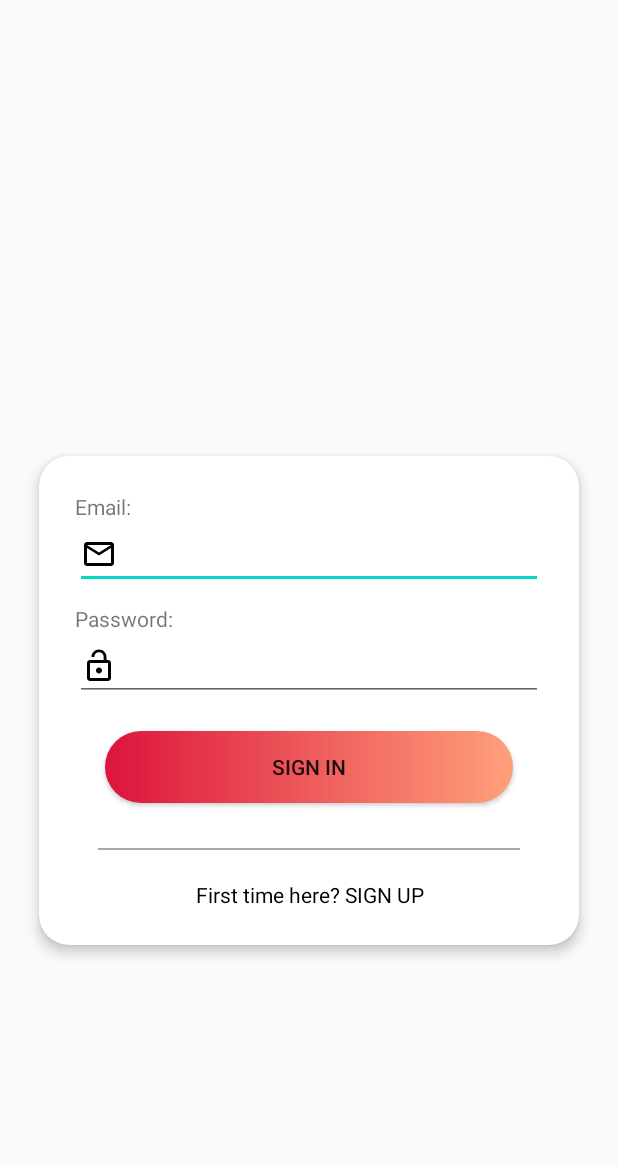
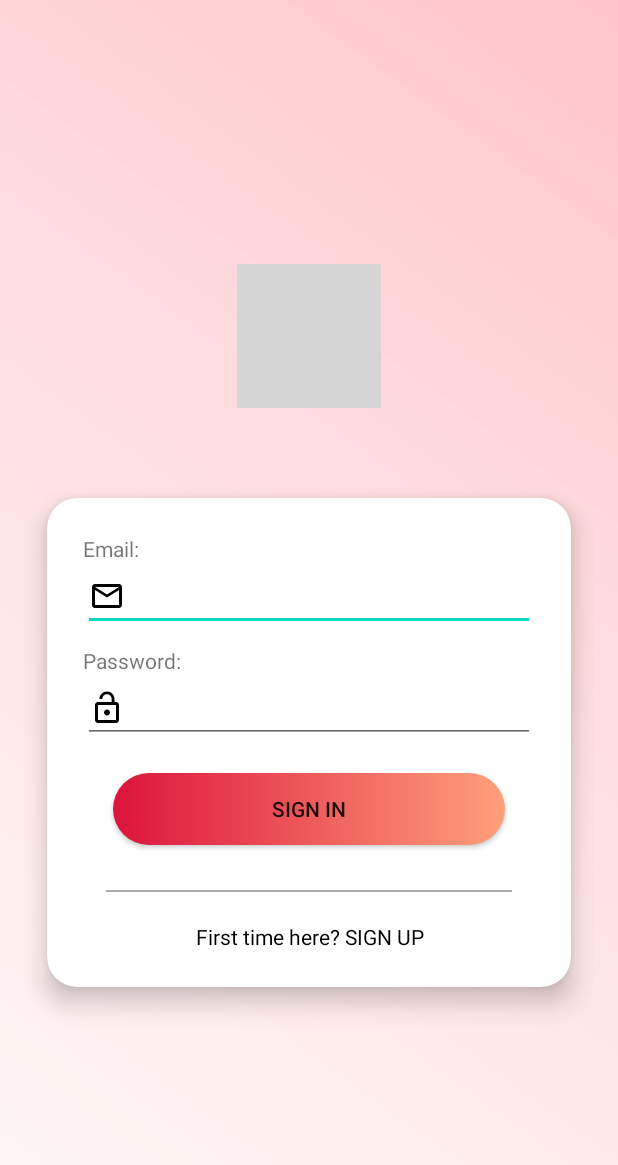
Before and after one commit to sridhar051/Nudle-Android, an Android app: the layout activity_sign_in.xml on its own in the app's theme, with its tools: preview values and no code run, on a phone screen of 412 x 824 dp. Shown: the top 1165 px of the screen. Run offline under Robolectric (Android 15) with nearby library versions, the phone set to English and light mode, and no system bars; grey boxes are pictures that could not be loaded.

Commit message:
Created a Sign In page

```diff
--- a/app/src/main/AndroidManifest.xml
+++ b/app/src/main/AndroidManifest.xml
@@ -16,9 +16,7 @@
                 <category android:name="android.intent.category.LAUNCHER" />
             </intent-filter>
         </activity>
-        <activity android:name=".MainActivity">
-
-        </activity>
+        <activity android:name=".MainActivity" />
     </application>
 
 </manifest>
--- a/app/src/main/java/com/intern/nudleapp/userAccount/SignInActivity.java
+++ b/app/src/main/java/com/intern/nudleapp/userAccount/SignInActivity.java
@@ -2,8 +2,10 @@ package com.intern.nudleapp.userAccount;
 
 import androidx.appcompat.app.AppCompatActivity;
 
+import android.content.Intent;
 import android.graphics.Paint;
 import android.os.Bundle;
+import android.view.View;
 import android.widget.TextView;
 
 import com.intern.nudleapp.R;
@@ -19,6 +21,12 @@ public class SignInActivity extends AppCompatActivity {
 
         text_SignUp = findViewById(R.id.textView_SignUp);
         text_SignUp.setPaintFlags(text_SignUp.getPaintFlags() | Paint.UNDERLINE_TEXT_FLAG);
+        text_SignUp.setOnClickListener(new View.OnClickListener() {
+            @Override
+            public void onClick(View v) {
+                startActivity(new Intent(SignInActivity.this, SignUpActivity.class));
+            }
+        });
 
     }
 }
--- /dev/null
+++ b/app/src/main/res/drawable/custom_image.xml
@@ -0,0 +1,9 @@
+<?xml version="1.0" encoding="utf-8"?>
+<shape xmlns:android="http://schemas.android.com/apk/res/android"
+    android:shape="rectangle"
+    >
+
+    <corners android:radius="15dp"/>
+
+
+</shape>
--- a/app/src/main/res/layout/activity_sign_in.xml
+++ b/app/src/main/res/layout/activity_sign_in.xml
@@ -7,15 +7,24 @@
     android:orientation="vertical"
     android:padding="16dp"
     android:gravity="center"
+    android:background="@drawable/nudle_bg"
     tools:context=".userAccount.SignInActivity">
+
+    <ImageView
+        android:layout_width="wrap_content"
+        android:layout_height="wrap_content"
+        android:layout_margin="10dp"
+        android:src="@drawable/logo"
+        android:background="@drawable/custom_image"
+        android:backgroundTint="#fff"/>
 
     <androidx.cardview.widget.CardView
         android:layout_width="match_parent"
         android:layout_height="wrap_content"
-        android:layout_marginLeft="10dp"
-        android:layout_marginRight="10dp"
-        android:layout_marginTop="110dp"
-        app:cardElevation="5dp"
+        android:layout_marginLeft="15dp"
+        android:layout_marginRight="15dp"
+        android:layout_marginTop="50dp"
+        app:cardElevation="10dp"
         app:cardCornerRadius="20dp">
 
         <LinearLayout
--- a/app/src/main/res/values/styles.xml
+++ b/app/src/main/res/values/styles.xml
@@ -1,7 +1,7 @@
 <resources>
 
     <!-- Base application theme. -->
-    <style name="AppTheme" parent="Theme.AppCompat.Light.DarkActionBar">
+    <style name="AppTheme" parent="Theme.AppCompat.Light.NoActionBar">
         <!-- Customize your theme here. -->
         <item name="colorPrimary">@color/colorPrimary</item>
         <item name="colorPrimaryDark">@color/colorPrimaryDark</item>
```
Also changed, not shown: app/src/main/res/drawable/LOGO.png (added), app/src/main/res/drawable/nudle_bg.PNG (added).
